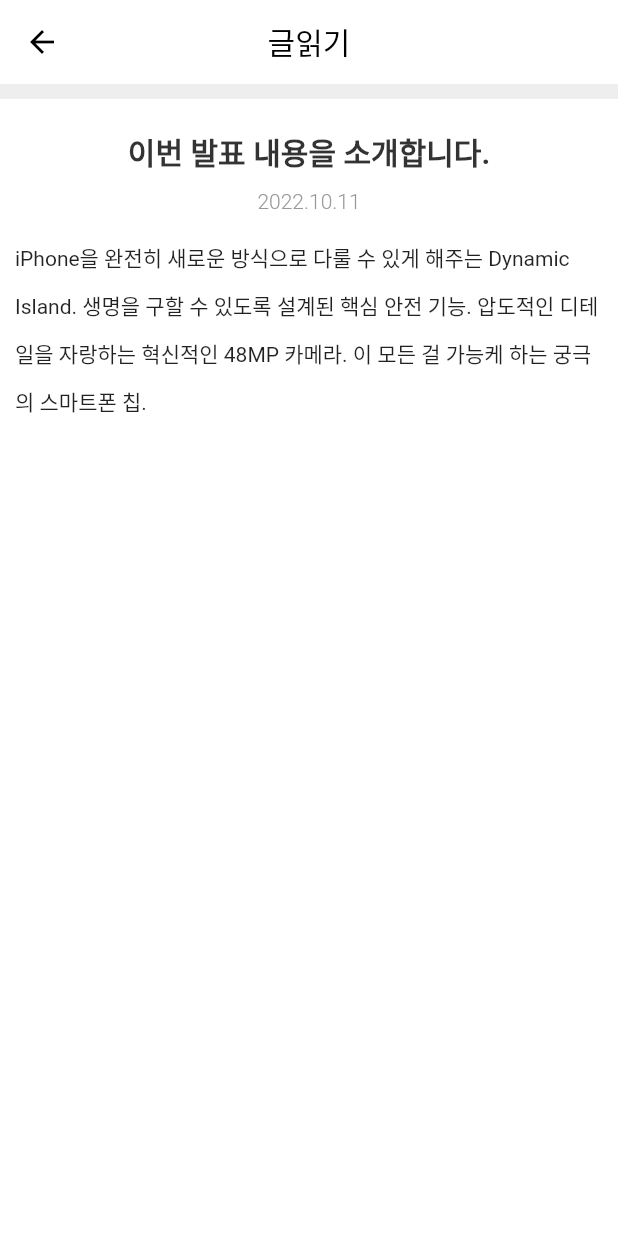
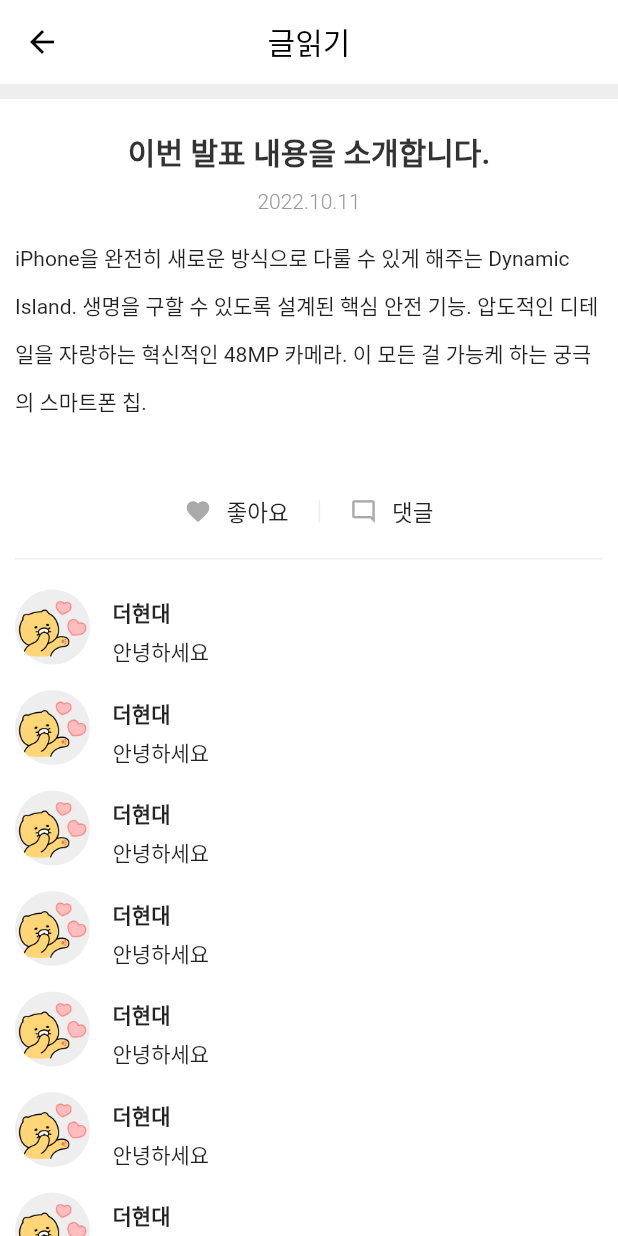
Before and after one commit to mkp0131/muljipsa, a Flutter app: the MyPageLayout screen opened directly, after a tap on "iPhone을 완전히 새로운 방식으로 다룰 수 있게 해주는 Dynamic", on a phone screen of 412 x 824 dp. Run offline on Flutter 3.47's test engine with Material 2 defaults, Android fonts, the light colour scheme and no system bars.

Commit message:
댓글 UI

```diff
--- /dev/null
+++ b/lib/component/border_comment.dart
@@ -0,0 +1,65 @@
+import 'package:flutter/material.dart';
+
+class BorderComment extends StatelessWidget {
+  final String username;
+  final String content;
+  final bool isReply;
+
+  const BorderComment({
+    required this.username,
+    required this.content,
+    this.isReply = false,
+    Key? key,
+  }) : super(key: key);
+
+  @override
+  Widget build(BuildContext context) {
+    return Padding(
+      padding: EdgeInsets.only(
+        bottom: 15.0,
+        left: isReply ? 50 : 0,
+      ),
+      child: Row(
+        crossAxisAlignment: CrossAxisAlignment.start,
+        children: [
+          Container(
+            width: 50,
+            height: 50,
+            decoration: BoxDecoration(
+              color: Color(0xFFeeeeee),
+              image: DecorationImage(
+                fit: BoxFit.cover,
+                image: AssetImage('assets/images/user.png'),
+              ),
+              shape: BoxShape.circle,
+            ),
+          ),
+          SizedBox(width: 15),
+          Expanded(
+            child: Column(
+              crossAxisAlignment: CrossAxisAlignment.stretch,
+              children: [
+                SizedBox(
+                  height: 5,
+                ),
+                Text(
+                  username,
+                  style: TextStyle(
+                    fontWeight: FontWeight.w700,
+                  ),
+                ),
+                SizedBox(height: 5),
+                Text(
+                  content,
+                  style: TextStyle(
+                    fontWeight: FontWeight.w400,
+                  ),
+                ),
+              ],
+            ),
+          ),
+        ],
+      ),
+    );
+  }
+}
--- /dev/null
+++ b/lib/component/border_utill.dart
@@ -0,0 +1,157 @@
+import 'package:flutter/material.dart';
+import 'package:muljipsa/component/border_comment.dart';
+
+class BorderUtill extends StatefulWidget {
+  const BorderUtill({Key? key}) : super(key: key);
+
+  @override
+  State<BorderUtill> createState() => _BorderUtillState();
+}
+
+class _BorderUtillState extends State<BorderUtill> {
+  bool isLiked = false;
+
+  @override
+  Widget build(BuildContext context) {
+    return Column(
+      crossAxisAlignment: CrossAxisAlignment.stretch,
+      children: [
+        SizedBox(
+          height: 40,
+        ),
+        SizedBox(
+          child: Row(
+            mainAxisAlignment: MainAxisAlignment.center,
+            children: [
+              _BtnBorderUtill(
+                onTap: () {
+                  setState(() {
+                    isLiked = !isLiked;
+                  });
+                },
+                iconData: Icons.favorite,
+                title: '좋아요',
+                color: isLiked ? Colors.red : Color(0xFFaaaaaa),
+              ),
+              Container(
+                width: 1,
+                height: 15,
+                decoration: BoxDecoration(
+                  color: Color(0xFFeeeeee),
+                ),
+              ),
+              _BtnBorderUtill(
+                onTap: () {
+                  showModel();
+                },
+                iconData: Icons.mode_comment_outlined,
+                title: '댓글',
+                color: Color(0xFFaaaaaa),
+              ),
+            ],
+          ),
+        ),
+      ],
+    );
+  }
+
+  // Bottom 다이얼로그
+  void showModel() {
+    showModalBottomSheet(
+      context: context,
+      isScrollControlled:
+          true, // 기본: false, 기본일 경우 최대 높이가 전체 높이의 50%, true 일 경우 전체 높이 100%
+      builder: (context) {
+        // 기본 UI 가 차지하는 높이
+        final bottomInset = MediaQuery.of(context).viewInsets.bottom;
+        return Container(
+          width: MediaQuery.of(context).size.width,
+          // 기본 시스템 UI 높이만큼 패딩 bottom 부여
+          child: Padding(
+            padding: EdgeInsets.only(bottom: bottomInset),
+            child: IntrinsicHeight(
+              child: Row(
+                crossAxisAlignment: CrossAxisAlignment.stretch,
+                children: [
+                  Expanded(
+                    child: TextField(
+                      // 화면이 로드 되었을시 바로 포커스
+                      autofocus: true,
+                      decoration: InputDecoration(
+                        // input 의 패딩
+                        contentPadding: EdgeInsets.all(10),
+                      ),
+                    ),
+                  ),
+                  SizedBox(
+                    child: GestureDetector(
+                      onTap: () {
+                        Navigator.pop(context);
+                      },
+                      child: Container(
+                        color: Colors.indigo,
+                        child: Padding(
+                          padding: const EdgeInsets.symmetric(horizontal: 15.0),
+                          child: Center(
+                            child: Text(
+                              '댓글 작성',
+                              style: TextStyle(
+                                color: Colors.white,
+                                fontWeight: FontWeight.w700,
+                              ),
+                            ),
+                          ),
+                        ),
+                      ),
+                    ),
+                  )
+                ],
+              ),
+            ),
+          ),
+        );
+      },
+    );
+  }
+}
+
+class _BtnBorderUtill extends StatelessWidget {
+  final GestureTapCallback onTap;
+  final IconData iconData;
+  final String title;
+  final Color color;
+
+  const _BtnBorderUtill({
+    required this.onTap,
+    required this.iconData,
+    required this.title,
+    required this.color,
+    Key? key,
+  }) : super(key: key);
+
+  @override
+  Widget build(BuildContext context) {
+    return GestureDetector(
+      onTap: onTap,
+      child: Padding(
+        padding: const EdgeInsets.symmetric(horizontal: 20, vertical: 10),
+        child: Row(
+          children: [
+            Icon(
+              iconData,
+              color: color,
+              size: 18,
+            ),
+            SizedBox(
+              width: 10,
+            ),
+            Text(
+              title,
+              style: TextStyle(fontSize: 15),
+            ),
+          ],
+        ),
+      ),
+    );
+  }
+}
--- a/lib/screen/boarder_view.dart
+++ b/lib/screen/boarder_view.dart
@@ -1,4 +1,6 @@
 import 'package:flutter/material.dart';
+import 'package:muljipsa/component/border_comment.dart';
+import 'package:muljipsa/component/border_utill.dart';
 import 'package:muljipsa/layout/my_page_layout.dart';
 
 class BoarderView extends StatelessWidget {
@@ -25,7 +27,8 @@
           ),
           child: Column(
             children: [
-              Text(
+              SizedBox(
+                child: Text(
                   '이번 발표 내용을 소개합니다.',
                   style: TextStyle(
                     fontWeight: FontWeight.w700,
@@ -34,25 +37,60 @@
                   ),
                   textAlign: TextAlign.center,
                 ),
+              ),
               SizedBox(
                 height: 10,
               ),
-              Text(
+              SizedBox(
+                child: Text(
                   '2022.10.11',
                   style: TextStyle(
                     fontWeight: FontWeight.w300,
                     color: Color(0xff999999),
                   ),
                 ),
+              ),
               SizedBox(
                 height: 10,
               ),
-              Text(
+              SizedBox(
+                child: Text(
                   'iPhone을 완전히 새로운 방식으로 다룰 수 있게 해주는 Dynamic Island. 생명을 구할 수 있도록 설계된 핵심 안전 기능. 압도적인 디테일을 자랑하는 혁신적인 48MP 카메라. 이 모든 걸 가능케 하는 궁극의 스마트폰 칩.',
                   style: TextStyle(
                     height: 2.25,
                   ),
-              )
+                ),
+              ),
+              SizedBox(
+                child: BorderUtill(),
+              ),
+              SizedBox(
+                height: 10,
+              ),
+              SizedBox(
+                child: Container(
+                  decoration: BoxDecoration(
+                    border: Border(
+                      bottom: BorderSide(
+                        width: 1,
+                        color: const Color(0xFFeeeeee),
+                      ),
+                    ),
+                  ),
+                ),
+              ),
+              SizedBox(
+                height: 20,
+              ),
+              Column(
+                children: List.generate(
+                  10,
+                  (index) => BorderComment(
+                    username: '더현대',
+                    content: '안녕하세요',
+                  ),
+                ),
+              ),
             ],
           ),
         ),
```
Also changed, not shown: 1 other file. Lines whose indentation alone changed are shown as unchanged.
